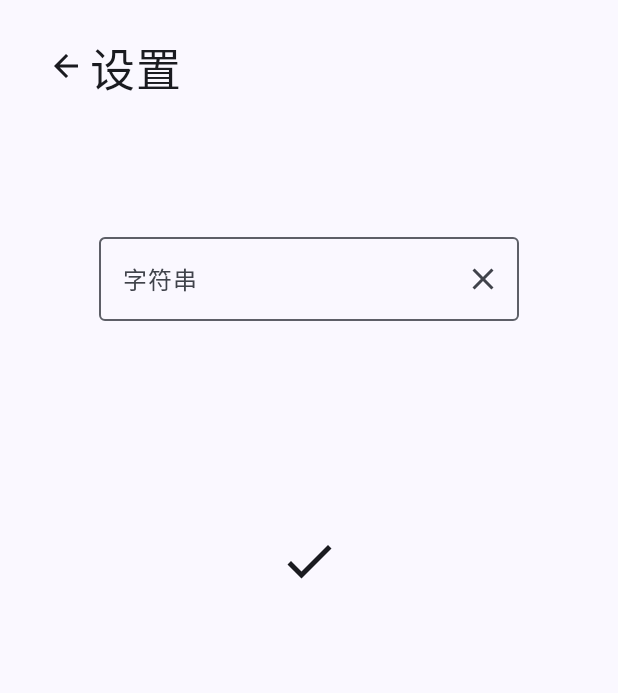
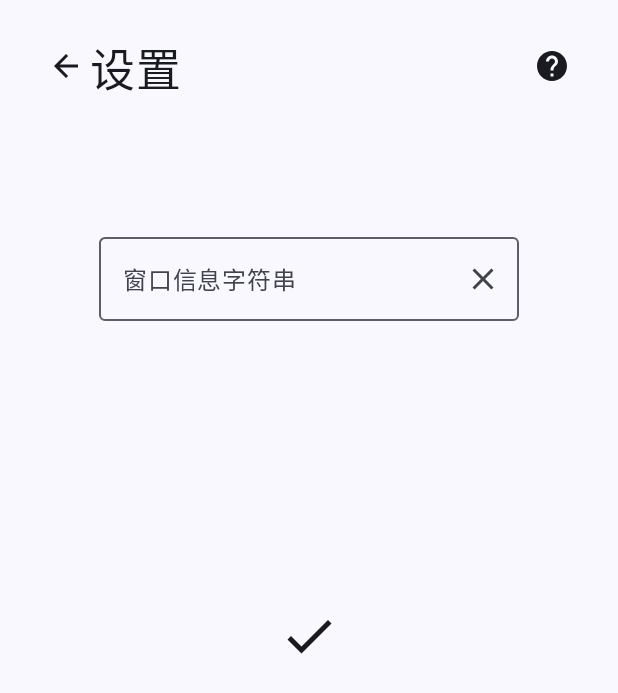
Before and after one commit to tongyueguo/Meal_in_TJU, an Android app built with Jetpack Compose: the settingPage screen opened through its navigation route, on a phone screen of 412 x 824 dp. Shown: the top 693 px of the screen. Run offline under Robolectric (Android 15) with nearby library versions, the phone set to English and light mode, and no system bars; our stand-ins replace Room's generated code, constraintlayout-compose.

Commit message:
16 UI improvements and add th function to write mealData in the first run

```diff
--- a/app/src/main/java/com/example/mealintju/MainActivity.kt
+++ b/app/src/main/java/com/example/mealintju/MainActivity.kt
@@ -3,23 +3,21 @@ package com.example.mealintju
 import android.annotation.SuppressLint
 import android.content.Context
 import android.os.Bundle
+import android.widget.Toast
 import androidx.activity.ComponentActivity
 import androidx.activity.compose.setContent
 import androidx.compose.animation.AnimatedVisibility
-import androidx.compose.animation.core.LinearOutSlowInEasing
-import androidx.compose.animation.core.animateDpAsState
-import androidx.compose.animation.core.tween
 import androidx.compose.foundation.clickable
 import androidx.compose.foundation.horizontalScroll
 import androidx.compose.foundation.layout.Column
 import androidx.compose.foundation.layout.Row
-import androidx.compose.foundation.layout.defaultMinSize
 import androidx.compose.foundation.layout.fillMaxSize
 import androidx.compose.foundation.layout.fillMaxWidth
 import androidx.compose.foundation.layout.height
 import androidx.compose.foundation.layout.padding
 import androidx.compose.foundation.layout.size
 import androidx.compose.foundation.rememberScrollState
+import androidx.compose.foundation.text.ClickableText
 import androidx.compose.foundation.verticalScroll
 import androidx.compose.material.icons.Icons
 import androidx.compose.material.icons.filled.ArrowBack
@@ -29,6 +27,7 @@ import androidx.compose.material.icons.filled.DateRange
 import androidx.compose.material.icons.filled.Done
 import androidx.compose.material.icons.filled.Edit
 import androidx.compose.material.icons.filled.Egg
+import androidx.compose.material.icons.filled.Help
 import androidx.compose.material.icons.filled.Info
 import androidx.compose.material.icons.filled.Loop
 import androidx.compose.material.icons.filled.Park
@@ -36,11 +35,11 @@ import androidx.compose.material.icons.filled.RestaurantMenu
 import androidx.compose.material.icons.filled.SetMeal
 import androidx.compose.material.icons.filled.Settings
 import androidx.compose.material.icons.filled.Star
+import androidx.compose.material.icons.outlined.Help
 import androidx.compose.material.icons.twotone.Egg
 import androidx.compose.material.icons.twotone.Park
 import androidx.compose.material.icons.twotone.SetMeal
 import androidx.compose.material.icons.twotone.Star
-import androidx.compose.material3.Button
 import androidx.compose.material3.ExperimentalMaterial3Api
 import androidx.compose.material3.Icon
 import androidx.compose.material3.IconButton
@@ -54,11 +53,15 @@ import androidx.compose.runtime.mutableStateOf
 import androidx.compose.runtime.remember
 import androidx.compose.runtime.setValue
 import androidx.compose.ui.Modifier
-import androidx.compose.ui.graphics.Color
+import androidx.compose.ui.platform.LocalUriHandler
+import androidx.compose.ui.platform.UriHandler
 import androidx.compose.ui.res.stringResource
+import androidx.compose.ui.text.AnnotatedString
+import androidx.compose.ui.text.SpanStyle
+import androidx.compose.ui.text.buildAnnotatedString
 import androidx.compose.ui.text.style.TextAlign
+import androidx.compose.ui.text.withStyle
 import androidx.compose.ui.tooling.preview.Preview
-import androidx.compose.ui.unit.TextUnit
 import androidx.compose.ui.unit.dp
 import androidx.compose.ui.unit.sp
 import androidx.constraintlayout.compose.ConstraintLayout
@@ -191,6 +194,7 @@ fun MainView(context: Context){
 }
 @Composable
 fun mainPage(modifier: Modifier = Modifier, navController: NavController, context: Context) {
+    if(firstRun(context)){ writeMealData(context, stringResource(R.string.defaultMealInfoText)) }
     var status by remember { mutableStateOf(checkStatus(context)) }//0:无记录  1:已有记录从数据库读  2:已有记录不从数据库读数据
     val mealInfo= queryMealInfo(context)
     var canteenNumber by remember { mutableStateOf(if (status==1)mealInfo.canteenNumber else 0) }
@@ -218,7 +222,7 @@ fun mainPage(modifier: Modifier = Modifier, navController: NavController, contex
             onClick = {
                 navController.navigate("historyPage")
             },
-            modifier=Modifier
+            modifier = Modifier
                 .constrainAs(icon2) {
                     top.linkTo(parent.top, margin = 20.dp)
                     end.linkTo(parent.end, margin = 60.dp)
@@ -227,11 +231,10 @@ fun mainPage(modifier: Modifier = Modifier, navController: NavController, contex
             Icon(Icons.Filled.DateRange, null)
         }
         IconButton(
-            onClick =
-            {
+            onClick = {
                 navController.navigate("editPage")
             },
-            modifier=Modifier
+            modifier = Modifier
                 .constrainAs(icon3) {
                     top.linkTo(parent.top, margin = 20.dp)
                     end.linkTo(parent.end, margin = 100.dp)
@@ -241,7 +244,7 @@ fun mainPage(modifier: Modifier = Modifier, navController: NavController, contex
         }
         ///////////////////////////////////////////////////文字
         AnimatedVisibility (status!=0,
-            modifier=Modifier.constrainAs(icon7) {
+            modifier = Modifier.constrainAs(icon7) {
                 top.linkTo(parent.top, margin = 20.dp)
                 start.linkTo(parent.start,margin=20.dp)
             }
@@ -264,7 +267,7 @@ fun mainPage(modifier: Modifier = Modifier, navController: NavController, contex
                 text = stringResource(R.string.beforeCanteenText),
                 //color = Color.Blue,
                 fontSize = 30.sp,
-                textAlign= TextAlign.Center,
+                textAlign = TextAlign.Center,
                 //fontFamily = FontFamily.Serif,
             )
         }
@@ -279,7 +282,7 @@ fun mainPage(modifier: Modifier = Modifier, navController: NavController, contex
                 text = stringResource(canteenTextId),
                 //color = Color.Blue,
                 fontSize = 60.sp,
-                textAlign= TextAlign.Center,
+                textAlign = TextAlign.Center,
                 //fontFamily = FontFamily.Serif,
             )
         }
@@ -294,7 +297,7 @@ fun mainPage(modifier: Modifier = Modifier, navController: NavController, contex
                 text = windowText,
                 //color = Color.Blue,
                 fontSize = 60.sp,
-                textAlign= TextAlign.Center,
+                textAlign = TextAlign.Center,
                 //fontFamily = FontFamily.Serif,
             )
         }
@@ -309,7 +312,7 @@ fun mainPage(modifier: Modifier = Modifier, navController: NavController, contex
                 text = readMealData(context,windowText,canteenNumber),
                 //color = Color.Blue,
                 fontSize = 60.sp,
-                textAlign= TextAlign.Center,
+                textAlign = TextAlign.Center,
                 //fontFamily = FontFamily.Serif,
             )
         }
@@ -358,22 +361,22 @@ fun mainPage(modifier: Modifier = Modifier, navController: NavController, contex
                 IconButton(
                     onClick = {location=setLocation(location,12)}
                 ){
-                    Text(text = "12", color = if (location==12) MaterialTheme.colorScheme.primary else Color.Black, fontSize = 24.sp )
+                    Text(stringResource(R.string.teachingBuilding12Text), color = if (location==12) MaterialTheme.colorScheme.primary else MaterialTheme.colorScheme.inverseSurface, fontSize = 24.sp )
                 }
                 IconButton(
                     onClick = {location=setLocation(location,19)}
                 ){
-                    Text(text = "19", color = if (location==19) MaterialTheme.colorScheme.primary else Color.Black, fontSize = 24.sp )
+                    Text(stringResource(R.string.teachingBuilding19Text), color = if (location==19) MaterialTheme.colorScheme.primary else MaterialTheme.colorScheme.inverseSurface, fontSize = 24.sp )
                 }
                 IconButton(
                     onClick = {location=setLocation(location,23)}
                 ){
-                    Text(text = "23", color = if (location==23) MaterialTheme.colorScheme.primary else Color.Black, fontSize = 24.sp )
+                    Text(stringResource(R.string.teachingBuilding23Text), color = if (location==23) MaterialTheme.colorScheme.primary else MaterialTheme.colorScheme.inverseSurface, fontSize = 24.sp )
                 }
                 IconButton(
                     onClick = {location=setLocation(location,26)}
                 ){
-                    Text(text = "26", color = if (location==26) MaterialTheme.colorScheme.primary else Color.Black, fontSize = 24.sp )
+                    Text(stringResource(R.string.teachingBuilding26Text), color = if (location==26) MaterialTheme.colorScheme.primary else MaterialTheme.colorScheme.inverseSurface, fontSize = 24.sp )
                 }
             }
         }
@@ -558,14 +561,6 @@ fun updateLocation(location:Int,context: Context)= runBlocking {
     job.join()
     return@runBlocking
 }
-fun setTime(mealInfo: mealInfo):mealInfo{
-    val mCalendar= getCalendar()
-    mealInfo.year = mCalendar.get(Calendar.YEAR)
-    mealInfo.month = mCalendar.get(Calendar.MONTH)+1
-    mealInfo.day = mCalendar.get(Calendar.DAY_OF_MONTH)
-    mealInfo.mealNumber = mCalendar.get(Calendar.AM_PM)
-    return mealInfo
-}
 fun checkStatus(context: Context):Int= runBlocking{
     val mCalendar= getCalendar()
     var mealInfo: mealInfo
@@ -593,9 +588,10 @@ fun settingPage(modifier: Modifier = Modifier, navController: NavController,cont
     ConstraintLayout(
         Modifier.fillMaxWidth()
     ){
-        val (button,text1,text2,text3,icon1) = createRefs()
-        var text by remember{ mutableStateOf("")}
-        var scrollState= rememberScrollState()
+        val (button,text1,text2,text3,text4,icon1,icon2) = createRefs()
+        var text by remember{ mutableStateOf("") }
+        val scrollState= rememberScrollState()
+        var status by remember { mutableStateOf(false) }
         IconButton(
             onClick = {
                 navController.navigate("mainPage")
@@ -617,10 +613,46 @@ fun settingPage(modifier: Modifier = Modifier, navController: NavController,cont
                     start.linkTo(parent.start,margin = 60.dp)
                 }
         )
+        IconButton(
+            onClick = {status=!status},
+            modifier=Modifier
+                .constrainAs(icon2) {
+                    top.linkTo(parent.top, margin = 20.dp)
+                    end.linkTo(parent.end, margin = 20.dp)
+                }
+        ) {
+            Icon(Icons.Outlined.Help, contentDescription ="" )
+        }
+        AnimatedVisibility (status,
+            modifier = Modifier.constrainAs(text4) {
+                top.linkTo(parent.top, margin = 350.dp)
+                start.linkTo(parent.start)
+                end.linkTo(parent.end)
+            }
+        ){
+            val webText= buildAnnotatedString{
+                append(stringResource(R.string.help1Text))
+                pushStringAnnotation("URL","https://tongyueguo.github.io/mealData")
+                withStyle(style = SpanStyle(color = MaterialTheme.colorScheme.primary)){
+                    append(stringResource(R.string.help2Text))
+                }
+                append(stringResource(R.string.help3Text))
+                pop()
+            }
+            val uriHandler= LocalUriHandler.current
+            ClickableText(
+                text = webText,
+                onClick = {
+                webText.getStringAnnotations("URL",it,it)
+                    .firstOrNull()
+                    ?.let { uriHandler.openUri(it.item) }
+                }
+            )
+        }
         OutlinedTextField(
             value = text,
             onValueChange = { text = it },
-            label = { Text("字符串") },
+            label = { Text(stringResource(R.string.mealInfoStringText)) },
             modifier=Modifier
                 .constrainAs(text2) {
                     top.linkTo(parent.top, margin = 150.dp)
@@ -636,8 +668,10 @@ fun settingPage(modifier: Modifier = Modifier, navController: NavController,cont
         IconButton(
             onClick = {
                 writeMealData(context = context,text)
-            },modifier = Modifier.constrainAs(button) {
-                top.linkTo(parent.top, margin = 350.dp)
+                Toast.makeText(context, context.getString(R.string.changeSuceessText),Toast.LENGTH_SHORT).show()
+            },
+            modifier = Modifier.constrainAs(button) {
+                top.linkTo(parent.top, margin = 400.dp)
                 start.linkTo(parent.start)
                 end.linkTo(parent.end)
             }
@@ -749,7 +783,6 @@ fun historyDisplayText(context: Context){
         Text(
             text = timeText.toString(),
             fontSize = 18.sp,
-            //fontFamily = FontFamily.Default,
             lineHeight = 30.sp,
             color = MaterialTheme.colorScheme.primary,
             //modifier = Modifier.padding(20.dp)
@@ -757,42 +790,37 @@ fun historyDisplayText(context: Context){
         Text(
             text = mealNumberText.toString(),
             fontSize = 18.sp,
-            //fontFamily = FontFamily.Monospace,
             lineHeight = 30.sp,
             modifier = Modifier.padding(start = 10.dp,top=0.dp,end=0.dp,bottom=0.dp)
         )
         Text(
             text = canteenText.toString(),
             fontSize = 18.sp,
-            //fontFamily = FontFamily.Monospace,
             lineHeight = 30.sp,
             modifier = Modifier.padding(start = 10.dp,top=0.dp,end=0.dp,bottom=0.dp)
         )
         Text(
             text = windowText.toString(),
             fontSize = 18.sp,
-            //fontFamily = FontFamily.Monospace,
             lineHeight = 30.sp,
             modifier = Modifier.padding(start = 10.dp,top=0.dp,end=0.dp,bottom=0.dp)
         )
         Text(
             text = windowDetailText.toString(),
             fontSize = 18.sp,
-            //fontFamily = FontFamily.Monospace,
             lineHeight = 30.sp,
             modifier = Modifier.padding(start = 10.dp,top=0.dp,end=0.dp,bottom=0.dp)
         )
         Text(
             text = resultText.toString(),
             fontSize = 18.sp,
-            //fontFamily = FontFamily.Monospace,
             lineHeight = 30.sp,
             modifier = Modifier.padding(start = 10.dp,top=0.dp,end=0.dp,bottom=0.dp)
         )
         Column {
             Icon(Icons.Filled.SetMeal, "", modifier = Modifier
                 .height(30.dp)
-                .padding(start = 10.dp, top = 0.dp, end = 0.dp, bottom = 0.dp) , tint = Color.Black )
+                .padding(start = 10.dp, top = 0.dp, end = 0.dp, bottom = 0.dp) , tint = MaterialTheme.colorScheme.inverseSurface )
             for (temp in meatList){
                 Icon(if(temp) Icons.Filled.SetMeal else Icons.TwoTone.SetMeal , "", modifier = Modifier
                     .height(30.dp)
@@ -802,7 +830,7 @@ fun historyDisplayText(context: Context){
         Column {
             Icon(Icons.Filled.Egg, "", modifier = Modifier
                 .height(30.dp)
-                .padding(start = 10.dp, top = 0.dp, end = 0.dp, bottom = 0.dp) , tint = Color.Black )
+                .padding(start = 10.dp, top = 0.dp, end = 0.dp, bottom = 0.dp) , tint = MaterialTheme.colorScheme.inverseSurface )
             for (temp in eggList){
                 Icon(if(temp) Icons.Filled.Egg else Icons.TwoTone.Egg , "", modifier = Modifier
                     .height(30.dp)
@@ -812,7 +840,7 @@ fun historyDisplayText(context: Context){
         Column {
             Icon(Icons.Filled.Park, "", modifier = Modifier
                 .height(30.dp)
-                .padding(start = 10.dp, top = 0.dp, end = 0.dp, bottom = 0.dp) , tint = Color.Black )
+                .padding(start = 10.dp, top = 0.dp, end = 0.dp, bottom = 0.dp) , tint = MaterialTheme.colorScheme.inverseSurface )
             for (temp in vegetableList){
                 Icon(if(temp) Icons.Filled.Park else Icons.TwoTone.Park , "", modifier = Modifier
                     .height(30.dp)
@@ -836,9 +864,9 @@ fun analysePage(navController: NavController,context: Context){
     ConstraintLayout(
         Modifier.fillMaxWidth()
     ){
-        val (text1,text2,icon1,icon2) = createRefs()
-        var scrollState1= rememberScrollState()
-        var scrollState2= rememberScrollState()
+        val (text1,text2,icon1) = createRefs()
+        val scrollState1= rememberScrollState()
+        val scrollState2= rememberScrollState()
         IconButton(
             onClick = {
                 navController.navigate("historyPage")
@@ -892,8 +920,8 @@ fun analyseDisplayText(context: Context){
     for (i in 0 until maxCanteenNumber){
         totalNumber += maxWindowNumber[i]
     }
-    var timesArray= Array(totalNumber){i->0}
-    var resultArray= Array(totalNumber){i->0}
+    val timesArray= Array(totalNumber){ i->0}
+    val resultArray= Array(totalNumber){ i->0}
     for (mealInfo in all){
         var totalNumber= windowTextToWindowNumber(mealInfo.windowText)
         for (i in 1 until mealInfo.canteenNumber){
@@ -1047,7 +1075,7 @@ fun randomWindow(canteenNumber:Int,context: Context): String {
     val result:Int
     result=(1..maxWindowNumber[canteenNumber-1]).random()
     return windowNumberToWindowText(result,context)
-}//TODO 窗口更新
+}
 fun canteenNumberToCanteenTextId(canteenNumber: Int):Int {
     val result=when(canteenNumber){
         1->R.string.canteen1floor1Text
@@ -1077,6 +1105,14 @@ fun readMealData(context: Context, windowText: String, canteenNumber: Int):Strin
     }catch (_:Exception){}
     return str.toString()
 }
+fun firstRun(context: Context):Boolean{
+    var flag=true
+    try {
+        context.openFileInput("mealData").bufferedReader().forEachLine {}
+        flag=false
+    }catch (_:Exception){}
+    return flag
+}
 fun windowTextToWindowNumber(windowText: String):Int{
     return windowText.filter { it.isDigit() }.toInt()
 }
--- a/app/src/main/res/values/strings.xml
+++ b/app/src/main/res/values/strings.xml
@@ -32,6 +32,19 @@
     <string name="windowDetailText">内容</string>
     <string name="timesText">次数</string>
     <string name="locationText">您现在的位置</string>
+    <string name="teachingBuilding12Text">12</string>
+    <string name="teachingBuilding19Text">19</string>
+    <string name="teachingBuilding23Text">23</string>
+    <string name="teachingBuilding26Text">26</string>
+    <string name="mealInfoStringText">窗口信息字符串</string>
+    <string name="defaultMealInfoText">601鸡汤刀削面\n602特色小炒套餐\n603特色小炒套餐\n604羊杂汤\n605重庆小面\n606牛肉水饺\n607黄焖鸡\n608石锅鱼\n609基础大伙菜\n610基础大伙菜\n611基础大伙菜\n612基础大伙菜\n613盖浇饭\n614擂椒拌饭\n615中国兰州拉面\n616中国兰州拉面\n617营养美味\n618鱿鱼鸡米饭\n619脆皮鸡米饭\n620手抓饭\n701吉香拉面\n702吉香拉面\n703杂粮煎饼\n704杂粮煎饼\n705水饺\n706水饺\n707麻辣烫\n708麻辣烫\n709魔饭青年\n710魔饭青年\n711经典炒菜\n712经典炒菜\n713经典炒菜\n714经典炒菜\n715岩烤香扒\n716岩烤香扒\n717重庆小面\n718重庆小面\n719简曰蔬食\n720北京烤鸭套餐\n721北京烤鸭套餐\n722黄焖饭\n723黄焖饭\n724麻辣香锅小火锅\n725麻辣香锅小火锅\n</string>
+    <string name="help1Text">如果您发现窗口信息不是最新的，点击以前往</string>
+    <string name="help2Text">网页</string>
+    <string name="help3Text">以获取最新窗口信息字符串</string>
+    <string name="changeSuceessText">更改成功</string>
+
+
+
 
 
 
```
